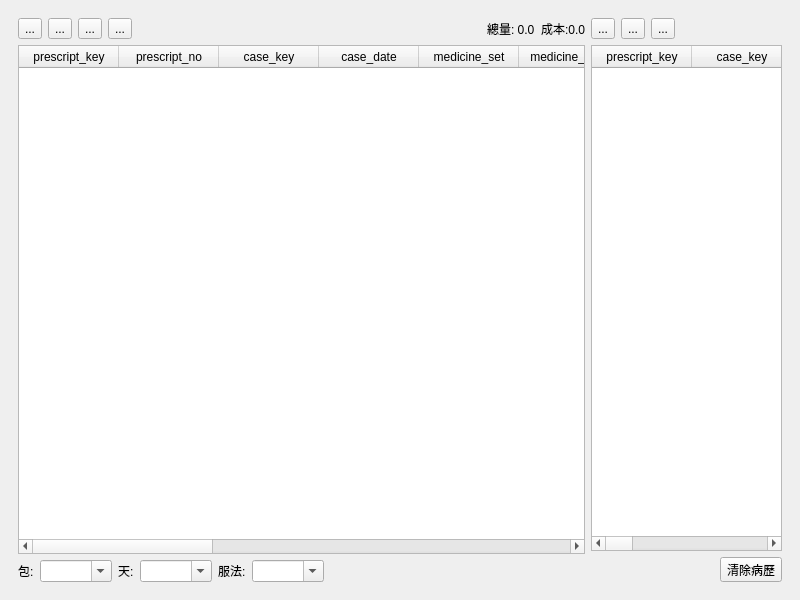
The window that ui/ins_prescript_record.ui (picacat/pyMedical) describes before a commit, drawn with Qt 5.
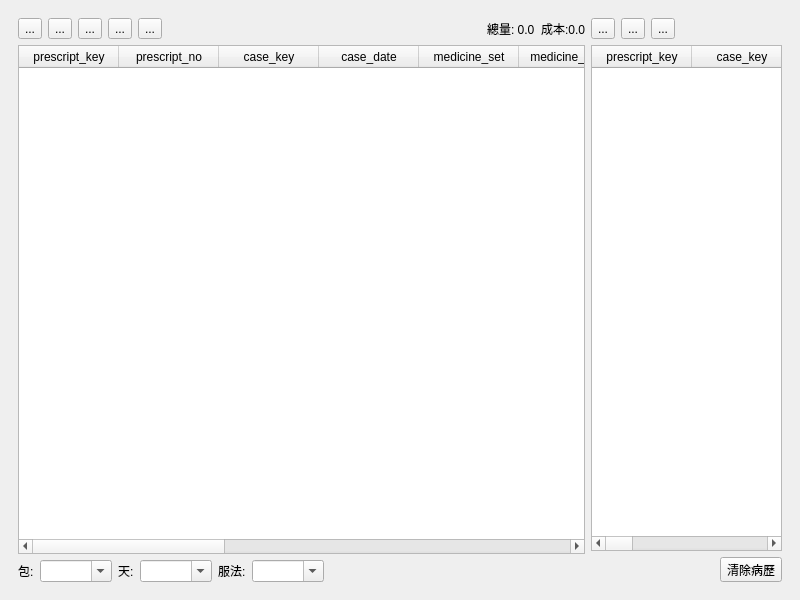
The same window after the commit. Icons and pictures are not drawn.

The edit to the form file:
```diff
--- a/ui/ins_prescript_record.ui
+++ b/ui/ins_prescript_record.ui
@@ -102,6 +102,17 @@
              </property>
             </widget>
            </item>
+           <item>
+            <widget class="QToolButton" name="toolButton_medicine_info">
+             <property name="text">
+              <string>...</string>
+             </property>
+             <property name="icon">
+              <iconset>
+               <normaloff>../icons/gtk-info.svg</normaloff>../icons/gtk-info.svg</iconset>
+             </property>
+            </widget>
+           </item>
            <item>
             <spacer name="horizontalSpacer_3">
              <property name="orientation">
@@ -245,11 +256,6 @@
              <string>指示</string>
             </property>
            </column>
-           <column>
-            <property name="text">
-             <string>?</string>
-            </property>
-           </column>
           </widget>
          </item>
          <item>
```
Left out of the diff: 6 changed lines with no effect on the pictures.
